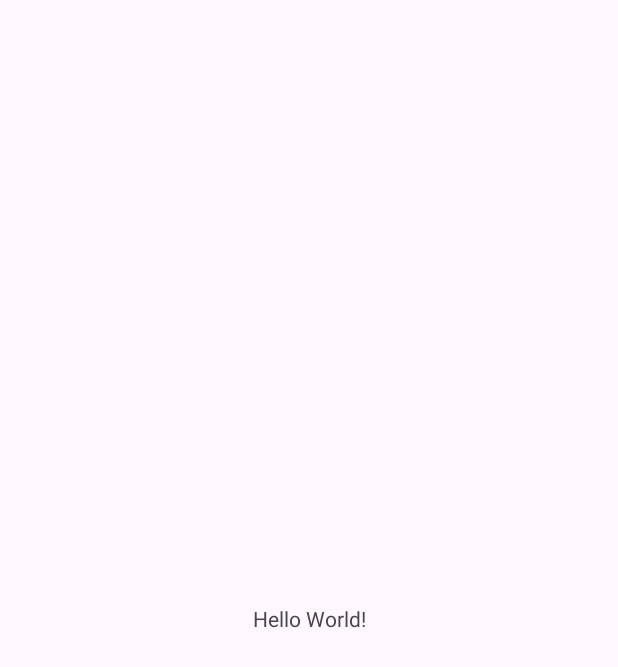
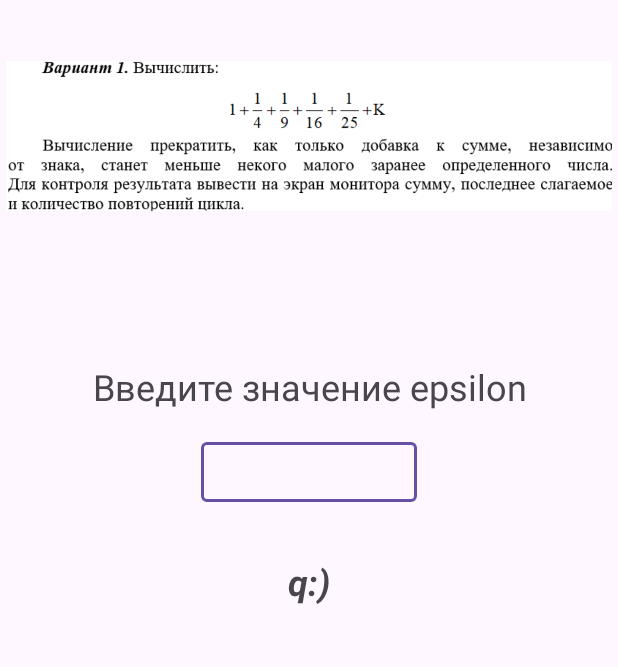
Before and after one commit to Nextkick/lab2_kotlin, an Android app: the screen it shows after launch (MainActivity), on a phone screen of 412 x 824 dp. Before the commit the part shown is almost empty. Shown: the top 667 px of the screen. Run offline under Robolectric (Android 15) with nearby library versions, the phone set to English and light mode, and no system bars.

Commit message:
file "activity_main.xml" changes and add task.png

```diff
--- a/app/src/main/res/layout/activity_main.xml
+++ b/app/src/main/res/layout/activity_main.xml
@@ -5,15 +5,69 @@
     android:id="@+id/main"
     android:layout_width="match_parent"
     android:layout_height="match_parent"
-    tools:context=".MainActivity">
+    tools:context="MainActivity">
+
+    <com.google.android.material.textfield.TextInputLayout
+        android:id="@+id/main_form_layout"
+        android:layout_width="144dp"
+        android:layout_height="50dp"
+        android:layout_marginStart="8dp"
+        android:layout_marginTop="15dp"
+        android:layout_marginEnd="8dp"
+        app:layout_constraintBottom_toTopOf="@id/main_label"
+        app:layout_constraintEnd_toEndOf="parent"
+        app:layout_constraintStart_toStartOf="parent"
+        app:layout_constraintTop_toBottomOf="@+id/epsilon_label">
+
+        <com.google.android.material.textfield.TextInputEditText
+            android:id="@+id/main_form"
+            android:layout_width="match_parent"
+            android:layout_height="40dp"
+            android:textAlignment="center"
+            android:textSize="28sp"
+            android:inputType="numberDecimal"/>
+    </com.google.android.material.textfield.TextInputLayout>
 
     <TextView
+        android:id="@+id/main_label"
+        android:layout_width="332dp"
+        android:layout_height="85dp"
+        android:layout_marginStart="8dp"
+        android:layout_marginTop="32dp"
+        android:layout_marginEnd="8dp"
+        android:text="@string/morda"
+        android:textAlignment="center"
+        android:textSize="24sp"
+        android:textStyle="bold|italic"
+        app:layout_constraintEnd_toEndOf="parent"
+        app:layout_constraintHorizontal_bias="0.496"
+        app:layout_constraintStart_toStartOf="parent"
+        app:layout_constraintTop_toBottomOf="@+id/main_form_layout" />
+
+    <ImageView
+        android:id="@+id/task_image"
+        android:layout_width="404dp"
+        android:layout_height="181dp"
+        android:layout_marginBottom="30dp"
+        android:contentDescription="@string/image_description"
+        app:layout_constraintBottom_toTopOf="@+id/epsilon_label"
+        app:layout_constraintEnd_toEndOf="parent"
+        app:layout_constraintStart_toStartOf="parent"
+        app:layout_constraintTop_toTopOf="parent"
+        app:srcCompat="@drawable/task1lab2" />
+
+    <TextView
+        android:id="@+id/epsilon_label"
         android:layout_width="wrap_content"
         android:layout_height="wrap_content"
-        android:text="Hello World!"
-        app:layout_constraintBottom_toBottomOf="parent"
+        android:layout_marginStart="177dp"
+        android:layout_marginTop="30dp"
+        android:layout_marginEnd="176dp"
+        android:text="@string/epsilon_label"
+        android:textSize="24sp"
+        app:layout_constraintBottom_toTopOf="@+id/main_form_layout"
         app:layout_constraintEnd_toEndOf="parent"
         app:layout_constraintStart_toStartOf="parent"
-        app:layout_constraintTop_toTopOf="parent" />
+        app:layout_constraintTop_toBottomOf="@+id/task_image" />
 
 </androidx.constraintlayout.widget.ConstraintLayout>
```
Also changed, not shown: app/src/main/res/drawable/task1lab2.png (added).
